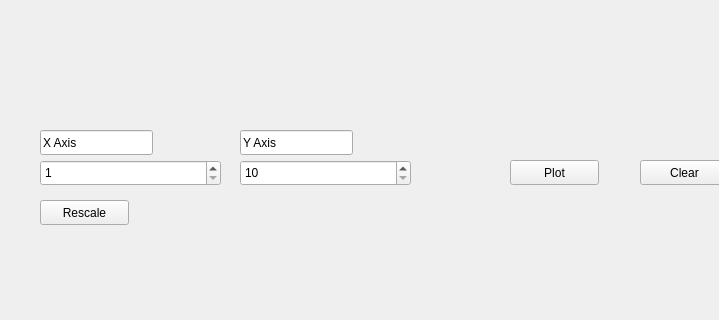
This is QT_Graph/mainwindow.ui in fedeluis/QT-Graph-ringbuffer as Qt 5 draws it before an edit; both pictures show x 0 to 719 and y 280 to 600 of the 800 by 600 pixel window. The edited form follows.
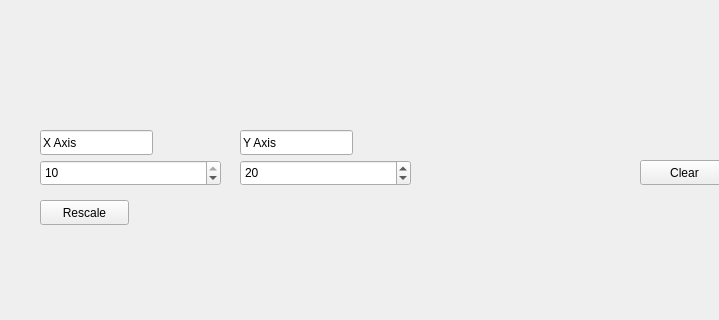
This is the edited form. Custom widgets are drawn as their Qt base class.

Diff of the .ui file:
```diff
--- a/QT_Graph/mainwindow.ui
+++ b/QT_Graph/mainwindow.ui
@@ -14,19 +14,6 @@
    <string>MainWindow</string>
   </property>
   <widget class="QWidget" name="centralwidget">
-   <widget class="QPushButton" name="btn_plot">
-    <property name="geometry">
-     <rect>
-      <x>510</x>
-      <y>440</y>
-      <width>89</width>
-      <height>25</height>
-     </rect>
-    </property>
-    <property name="text">
-     <string>Plot</string>
-    </property>
-   </widget>
    <widget class="QPushButton" name="btn_clear">
     <property name="geometry">
      <rect>
@@ -65,6 +52,9 @@
     <property name="maximum">
      <number>10</number>
     </property>
+    <property name="value">
+     <number>10</number>
+    </property>
    </widget>
    <widget class="QSpinBox" name="spin_y_axis">
     <property name="geometry">
@@ -84,6 +74,9 @@
     <property name="singleStep">
      <number>10</number>
     </property>
+    <property name="value">
+     <number>20</number>
+    </property>
    </widget>
    <widget class="QPushButton" name="btn_rescale">
     <property name="geometry">
```
